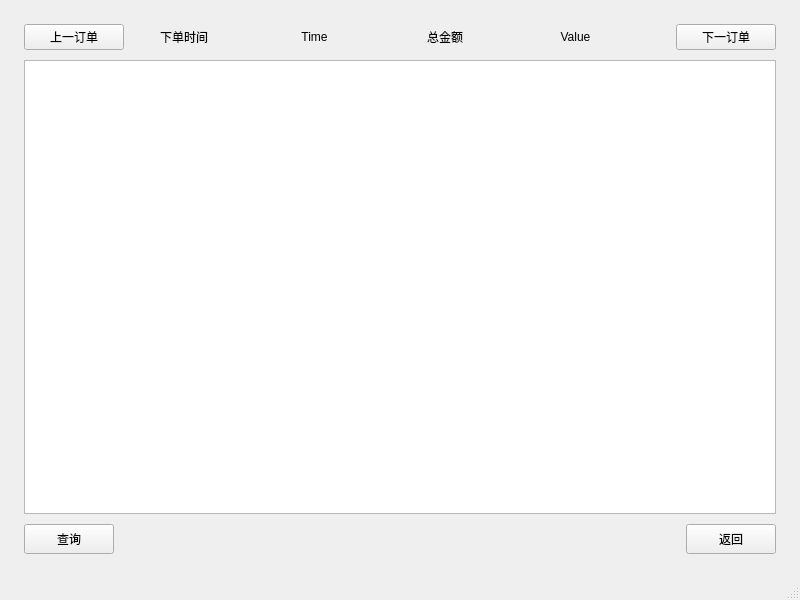
CarlosDJY/QtBasedGroupWork, file mainCode/orderinfoadmin.ui: the form before one commit.
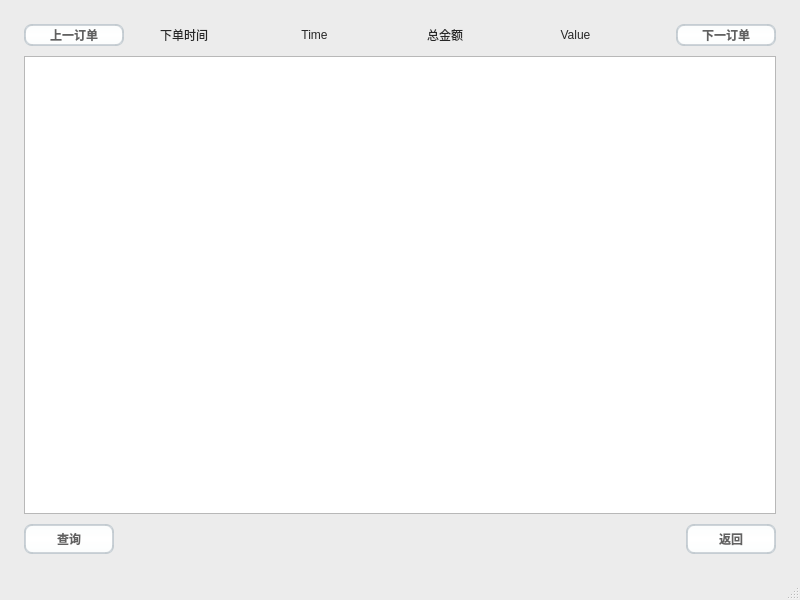
The form after the commit. Icons and pictures are not drawn.

Diff of the .ui file:
```diff
--- a/mainCode/orderinfoadmin.ui
+++ b/mainCode/orderinfoadmin.ui
@@ -13,6 +13,443 @@
   <property name="windowTitle">
    <string>MainWindow</string>
   </property>
+  <property name="styleSheet">
+   <string notr="true">/*
+ * MacOS Style Sheet for QT Applications
+ * Author: Jaime A. Quiroga P.
+ * Company: GTRONICK
+ * Last updated: 25/12/2020, 23:10.
+ * Available at: https://github.com/GTRONICK/QSS/blob/master/MacOS.qss
+ */
+QMainWindow {
+    background-color:#ececec;
+}
+QPushButton, QToolButton, QCommandLinkButton{
+    padding: 0 5px 0 5px;
+    border-style: solid;
+    border-top-color: qlineargradient(spread:pad, x1:0, y1:0, x2:0, y2:1, stop:0 #c1c9cf, stop:1 #d2d8dd);
+    border-right-color: qlineargradient(spread:pad, x1:1, y1:0, x2:0, y2:0, stop:0 #c1c9cf, stop:1 #d2d8dd);
+    border-bottom-color: qlineargradient(spread:pad, x1:0, y1:1, x2:0, y2:0, stop:0 #c1c9cf, stop:1 #d2d8dd);
+    border-left-color: qlineargradient(spread:pad, x1:0, y1:0, x2:1, y2:0, stop:0 #c1c9cf, stop:1 #d2d8dd);
+    border-width: 2px;
+    border-radius: 8px;
+    color: #616161;
+    font-weight: bold;
+    background-color: qlineargradient(spread:pad, x1:0.5, y1:0, x2:0.5, y2:1, stop:0 #fbfdfd, stop:0.5 #ffffff, stop:1 #fbfdfd);
+}
+QPushButton::default, QToolButton::default, QCommandLinkButton::default{
+    border: 2px solid transparent;
+    color: #FFFFFF;
+    background-color: qlineargradient(spread:pad, x1:0.5, y1:0, x2:0.5, y2:1, stop:0 #84afe5, stop:1 #1168e4);
+}
+QPushButton:hover, QToolButton:hover, QCommandLinkButton:hover{
+    color: #3d3d3d;
+}
+QPushButton:pressed, QToolButton:pressed, QCommandLinkButton:pressed{
+    color: #aeaeae;
+    background-color: qlineargradient(spread:pad, x1:0.5, y1:0, x2:0.5, y2:1, stop:0 #ffffff, stop:0.5 #fbfdfd, stop:1 #ffffff);
+}
+QPushButton:disabled, QToolButton:disabled, QCommandLinkButton:disabled{
+    color: #616161;
+    background-color: qlineargradient(spread:pad, x1:0.5, y1:0, x2:0.5, y2:1, stop:0 #dce7eb, stop:0.5 #e0e8eb, stop:1 #dee7ec);
+}
+QLineEdit, QTextEdit, QPlainTextEdit, QSpinBox, QDoubleSpinBox, QTimeEdit, QDateEdit, QDateTimeEdit {
+    border-width: 2px;
+    border-radius: 8px;
+    border-style: solid;
+    border-top-color: qlineargradient(spread:pad, x1:0.5, y1:1, x2:0.5, y2:0, stop:0 #c1c9cf, stop:1 #d2d8dd);
+    border-right-color: qlineargradient(spread:pad, x1:0, y1:0, x2:1, y2:0, stop:0 #c1c9cf, stop:1 #d2d8dd);
+    border-bottom-color: qlineargradient(spread:pad, x1:0.5, y1:0, x2:0.5, y2:1, stop:0 #c1c9cf, stop:1 #d2d8dd);
+    border-left-color: qlineargradient(spread:pad, x1:1, y1:0, x2:0, y2:0, stop:0 #c1c9cf, stop:1 #d2d8dd);
+    background-color: #f4f4f4;
+    color: #3d3d3d;
+}
+QLineEdit:focus, QTextEdit:focus, QPlainTextEdit:focus, QSpinBox:focus, QDoubleSpinBox:focus, QTimeEdit:focus, QDateEdit:focus, QDateTimeEdit:focus {
+    border-width: 2px;
+    border-radius: 8px;
+    border-style: solid;
+    border-top-color: qlineargradient(spread:pad, x1:0.5, y1:1, x2:0.5, y2:0, stop:0 #85b7e3, stop:1 #9ec1db);
+    border-right-color: qlineargradient(spread:pad, x1:0, y1:0, x2:1, y2:0, stop:0 #85b7e3, stop:1 #9ec1db);
+    border-bottom-color: qlineargradient(spread:pad, x1:0.5, y1:0, x2:0.5, y2:1, stop:0 #85b7e3, stop:1 #9ec1db);
+    border-left-color: qlineargradient(spread:pad, x1:1, y1:0, x2:0, y2:0, stop:0 #85b7e3, stop:1 #9ec1db);
+    background-color: #f4f4f4;
+    color: #3d3d3d;
+}
+QLineEdit:disabled, QTextEdit:disabled, QPlainTextEdit:disabled, QSpinBox:disabled, QDoubleSpinBox:disabled, QTimeEdit:disabled, QDateEdit:disabled, QDateTimeEdit:disabled {
+    color: #b9b9b9;
+}
+QSpinBox::up-button, QDoubleSpinBox::up-button, QTimeEdit::up-button, QDateEdit::up-button, QDateTimeEdit::up-button {
+    subcontrol-origin: padding;
+    subcontrol-position: top right;
+    width: 15px;
+    color: #272727;
+    border-left-width: 1px;
+    border-left-color: darkgray;
+    border-left-style: solid;
+    border-top-right-radius: 3px;
+    padding: 3px;
+}
+QSpinBox::down-button, QDoubleSpinBox::down-button, QTimeEdit::down-button, QDateEdit::down-button, QDateTimeEdit::down-button {
+    subcontrol-origin: padding;
+    subcontrol-position: bottom right;
+    width: 15px;
+    color: #272727;
+    border-left-width: 1px;
+    border-left-color: darkgray;
+    border-left-style: solid;
+    border-bottom-right-radius: 3px;
+    padding: 3px;
+}
+QSpinBox::up-button:pressed, QDoubleSpinBox::up-button:pressed, QTimeEdit::up-button:pressed, QDateEdit::up-button:pressed, QDateTimeEdit::up-button:pressed {
+    color: #aeaeae;
+    background-color: qlineargradient(spread:pad, x1:0.5, y1:0, x2:0.5, y2:1, stop:0 #ffffff, stop:0.5 #fbfdfd, stop:1 #ffffff);
+}
+QSpinBox::down-button:pressed, QDoubleSpinBox::down-button:pressed, QTimeEdit::down-button:pressed, QDateEdit::down-button:pressed, QDateTimeEdit::down-button:pressed {
+    color: #aeaeae;
+    background-color: qlineargradient(spread:pad, x1:0.5, y1:0, x2:0.5, y2:1, stop:0 #ffffff, stop:0.5 #fbfdfd, stop:1 #ffffff);
+}
+QSpinBox::up-button:hover, QDoubleSpinBox::up-button:hover, QTimeEdit::up-button:hover, QDateEdit::up-button:hover, QDateTimeEdit::up-button:hover {
+    color: #FFFFFF;
+    border-top-right-radius: 5px;
+    background-color: qlineargradient(spread:pad, x1:0.5, y1:0, x2:0.5, y2:1, stop:0 #84afe5, stop:1 #1168e4);
+    
+}
+QSpinBox::down-button:hover, QDoubleSpinBox::down-button:hover, QTimeEdit::down-button:hover, QDateEdit::down-button:hover, QDateTimeEdit::down-button:hover {
+    color: #FFFFFF;
+    border-bottom-right-radius: 5px;
+    background-color: qlineargradient(spread:pad, x1:0.5, y1:0, x2:0.5, y2:1, stop:0 #84afe5, stop:1 #1168e4);
+}
+QSpinBox::up-arrow, QDoubleSpinBox::up-arrow, QTimeEdit::up-arrow, QDateEdit::up-arrow, QDateTimeEdit::up-arrow {
+    image: url(/usr/share/icons/Adwaita/16x16/actions/go-up-symbolic.symbolic.png);
+}
+QSpinBox::down-arrow, QDoubleSpinBox::down-arrow, QTimeEdit::down-arrow, QDateEdit::down-arrow, QDateTimeEdit::down-arrow {
+    image: url(/usr/share/icons/Adwaita/16x16/actions/go-down-symbolic.symbolic.png);
+}
+QProgressBar {
+    max-height: 8px;
+    text-align: center;
+    font: italic bold 11px;
+    color: #3d3d3d;
+    border: 1px solid transparent;
+    border-radius:4px;
+    background-color: qlineargradient(spread:pad, x1:0, y1:0, x2:0, y2:1, stop:0 #ddd5d5, stop:0.5 #dad3d3, stop:1 #ddd5d5);
+}
+QProgressBar::chunk {
+    background-color: qlineargradient(spread:pad, x1:0, y1:0, x2:0, y2:1, stop:0 #467dd1, stop:0.5 #3b88fc, stop:1 #467dd1);
+    border-radius: 4px;
+}
+QProgressBar:disabled {
+    color: #616161;
+}
+QProgressBar::chunk:disabled {
+    background-color: #aeaeae;
+}
+QSlider::groove {
+    border: 1px solid #bbbbbb;
+    background-color: #52595d;
+    border-radius: 4px;
+}
+QSlider::groove:horizontal {
+    height: 6px;
+}
+QSlider::groove:vertical {
+    width: 6px;
+}
+QSlider::handle:horizontal {
+    background: #ffffff;
+    border-style: solid;
+    border-width: 1px;
+    border-color: rgb(207,207,207);
+    width: 12px;
+    margin: -5px 0;
+    border-radius: 7px;
+}
+QSlider::handle:vertical {
+    background: #ffffff;
+    border-style: solid;
+    border-width: 1px;
+    border-color: rgb(207,207,207);
+    height: 12px;
+    margin: 0 -5px;
+    border-radius: 7px;
+}
+QSlider::add-page, QSlider::sub-page {
+    border: 1px transparent;
+    background-color: #52595d;
+    border-radius: 4px;
+}
+QSlider::add-page:horizontal {
+    background: qlineargradient(spread:pad, x1:0, y1:0, x2:0, y2:1, stop:0 #ddd5d5, stop:0.5 #dad3d3, stop:1 #ddd5d5);
+}
+QSlider::sub-page:horizontal {
+    background-color: qlineargradient(spread:pad, x1:0, y1:0, x2:1, y2:0, stop:0 #467dd1, stop:0.5 #3b88fc, stop:1 #467dd1);
+}
+QSlider::add-page:vertical {
+    background-color: qlineargradient(spread:pad, x1:0, y1:0, x2:0, y2:1, stop:0 #467dd1, stop:0.5 #3b88fc, stop:1 #467dd1);
+}
+QSlider::sub-page:vertical {
+    background: qlineargradient(spread:pad, x1:0, y1:0, x2:1, y2:0, stop:0 #ddd5d5, stop:0.5 #dad3d3, stop:1 #ddd5d5);
+}
+QSlider::add-page:horizontal:disabled, QSlider::sub-page:horizontal:disabled, QSlider::add-page:vertical:disabled, QSlider::sub-page:vertical:disabled {
+    background: #b9b9b9;
+}
+QComboBox, QFontComboBox {
+    border-width: 2px;
+    border-radius: 8px;
+    border-style: solid;
+    border-top-color: qlineargradient(spread:pad, x1:0.5, y1:1, x2:0.5, y2:0, stop:0 #c1c9cf, stop:1 #d2d8dd);
+    border-right-color: qlineargradient(spread:pad, x1:0, y1:0, x2:1, y2:0, stop:0 #c1c9cf, stop:1 #d2d8dd);
+    border-bottom-color: qlineargradient(spread:pad, x1:0.5, y1:0, x2:0.5, y2:1, stop:0 #c1c9cf, stop:1 #d2d8dd);
+    border-left-color: qlineargradient(spread:pad, x1:1, y1:0, x2:0, y2:0, stop:0 #c1c9cf, stop:1 #d2d8dd);
+    background-color: #f4f4f4;
+    color: #272727;
+    padding-left: 5px;
+}
+QComboBox:editable, QComboBox:!editable, QComboBox::drop-down:editable, QComboBox:!editable:on, QComboBox::drop-down:editable:on {
+    background: #ffffff;
+}
+QComboBox::drop-down {
+    subcontrol-origin: padding;
+    subcontrol-position: top right;
+    width: 15px;
+    color: #272727;
+    border-left-width: 1px;
+    border-left-color: darkgray;
+    border-left-style: solid;
+    border-top-right-radius: 3px;
+    border-bottom-right-radius: 3px;
+}
+QComboBox::down-arrow {
+    image: url(/usr/share/icons/Adwaita/16x16/actions/go-down-symbolic.symbolic.png); /*Adawaita icon thene*/
+}
+
+QComboBox::down-arrow:on {
+    top: 1px;
+    left: 1px;
+}
+QComboBox QAbstractItemView {
+    border: 1px solid darkgray;
+    border-radius: 8px;
+    selection-background-color: #dadada;
+    selection-color: #272727;
+    color: #272727;
+    background: white;
+}
+QLabel, QCheckBox, QRadioButton {
+    color: #272727;
+}
+QCheckBox {
+    padding: 2px;
+}
+QCheckBox:disabled, QRadioButton:disabled {
+    color: #808086;
+    padding: 2px;
+}
+
+QCheckBox:hover {
+    border-radius:4px;
+    border-style:solid;
+    padding-left: 1px;
+    padding-right: 1px;
+    padding-bottom: 1px;
+    padding-top: 1px;
+    border-width:1px;
+    border-color: transparent;
+}
+QCheckBox::indicator:checked {
+    image: url(/usr/share/icons/Adwaita/16x16/actions/object-select-symbolic.symbolic.png);
+    height: 15px;
+    width: 15px;
+    border-style:solid;
+    border-width: 1px;
+    border-color: #48a5fd;
+    color: #ffffff;
+    border-radius: 3px;
+    background-color: qlineargradient(spread:pad, x1:0, y1:0, x2:0, y2:1, stop:0 #48a5fd, stop:0.5 #329cfb, stop:1 #48a5fd);
+}
+QCheckBox::indicator:unchecked {
+    
+    height: 15px;
+    width: 15px;
+    border-style:solid;
+    border-width: 1px;
+    border-color: #48a5fd;
+    border-radius: 3px;
+    background-color: #fbfdfa;
+}
+QLCDNumber {
+    color: #616161;;
+}
+QMenuBar {
+    background-color: #ececec;
+}
+QMenuBar::item {
+    color: #616161;
+    spacing: 3px;
+    padding: 1px 4px;
+    background-color: #ececec;
+}
+
+QMenuBar::item:selected {
+    background-color: #dadada;
+    color: #3d3d3d;
+}
+QMenu {
+    background-color: #ececec;
+}
+QMenu::item:selected {
+    background-color: #dadada;
+    color: #3d3d3d;
+}
+QMenu::item {
+    color: #616161;;
+    background-color: #e0e0e0;
+}
+QTabWidget {
+    color:rgb(0,0,0);
+    background-color:#000000;
+}
+QTabWidget::pane {
+    border-color: #050a0e;
+    background-color: #e0e0e0;
+    border-width: 1px;
+    border-radius: 4px;
+    position: absolute;
+    top: -0.5em;
+    padding-top: 0.5em;
+}
+
+QTabWidget::tab-bar {
+    alignment: center;
+}
+
+QTabBar::tab {
+    border-bottom: 1px solid #c0c0c0;
+    padding: 3px;
+    color: #272727;
+    background-color: #fefefc;
+    margin-left:0px;
+}
+QTabBar::tab:!last {
+    border-right: 1px solid;
+    border-right-color: #c0c0c0;
+    border-bottom-color: #c0c0c0;
+}
+QTabBar::tab:first {
+    border-top-left-radius: 4px;
+    border-bottom-left-radius: 4px;
+}
+QTabBar::tab:last {
+    border-top-right-radius: 4px;
+    border-bottom-right-radius: 4px;
+}
+QTabBar::tab:selected, QTabBar::tab:last:selected, QTabBar::tab:hover {
+    color: #FFFFFF;
+    background-color: qlineargradient(spread:pad, x1:0.5, y1:0, x2:0.5, y2:1, stop:0 #84afe5, stop:1 #1168e4);
+}
+QRadioButton::indicator {
+    height: 14px;
+    width: 14px;
+    border-style:solid;
+    border-radius:7px;
+    border-width: 1px;
+}
+QRadioButton::indicator:checked {
+    border-color: #48a5fd;
+    background-color: qradialgradient(cx:0.5, cy:0.5, radius:0.4,fx:0.5, fy:0.5, stop:0 #ffffff, stop:0.5 #ffffff, stop:0.6 #48a5fd, stop:1 #48a5fd);
+}
+QRadioButton::indicator:!checked {
+    border-color: #a9b7c6;
+    background-color: #fbfdfa;
+}
+QStatusBar {
+    color:#027f7f;
+}
+
+QDial {
+    background: #16a085;
+}
+
+QToolBox {
+    color: #a9b7c6;
+    background-color: #222b2e;
+}
+QToolBox::tab {
+    color: #a9b7c6;
+    background-color:#222b2e;
+}
+QToolBox::tab:selected {
+    color: #FFFFFF;
+    background-color:#222b2e;
+}
+QScrollArea {
+    color: #FFFFFF;
+    background-color:#222b2e;
+}
+
+QScrollBar:horizontal {
+	max-height: 10px;
+	border: 1px transparent grey;
+	margin: 0px 20px 0px 20px;
+	background: transparent;
+}
+QScrollBar:vertical {
+	max-width: 10px;
+	border: 1px transparent grey;
+	margin: 20px 0px 20px 0px;
+	background: transparent;
+}
+QScrollBar::handle:vertical, QScrollBar::handle:horizontal {
+	background: #52595d;
+	border-style: transparent;
+	border-radius: 4px;
+	min-height: 25px;
+}
+QScrollBar::handle:horizontal:hover, QScrollBar::handle:vertical:hover {
+	background: qlineargradient(spread:pad, x1:0, y1:0, x2:1, y2:0, stop:0 #467dd1, stop:0.5 #3b88fc, stop:1 #467dd1);
+}
+QScrollBar::add-line, QScrollBar::sub-line {
+    border: 2px transparent grey;
+    border-radius: 4px;
+    subcontrol-origin: margin;
+    background: #b9b9b9;
+}
+QScrollBar::add-line:horizontal {
+    width: 20px;
+    subcontrol-position: right;
+}
+QScrollBar::add-line:vertical {
+    height: 20px;
+    subcontrol-position: bottom;
+}
+QScrollBar::sub-line:horizontal {
+    width: 20px;
+    subcontrol-position: left;
+}
+QScrollBar::sub-line:vertical {
+    height: 20px;
+    subcontrol-position: top;
+}
+QScrollBar::add-line:vertical:pressed, QScrollBar::add-line:horizontal:pressed, QScrollBar::sub-line:horizontal:pressed, QScrollBar::sub-line:vertical:pressed {
+    background: qlineargradient(spread:pad, x1:0, y1:0, x2:1, y2:0, stop:0 #467dd1, stop:0.5 #3b88fc, stop:1 #467dd1);
+}
+QScrollBar::add-page:horizontal, QScrollBar::sub-page:horizontal, QScrollBar::add-page:vertical, QScrollBar::sub-page:vertical {
+    background: none;
+}
+QScrollBar::up-arrow:vertical {
+    image: url(/usr/share/icons/Adwaita/16x16/actions/go-up-symbolic.symbolic.png);
+}
+QScrollBar::down-arrow:vertical {
+    image: url(/usr/share/icons/Adwaita/16x16/actions/go-down-symbolic.symbolic.png);
+}
+QScrollBar::left-arrow:horizontal {
+    image: url(/usr/share/icons/Adwaita/16x16/actions/go-previous-symbolic.symbolic.png);
+}
+QScrollBar::right-arrow:horizontal {
+    image: url(/usr/share/icons/Adwaita/16x16/actions/go-next-symbolic.symbolic.png);
+}
+</string>
+  </property>
   <widget class="QWidget" name="centralwidget">
    <layout class="QVBoxLayout" name="verticalLayout">
     <item>
```
Left out of the diff: 2 changed lines with no effect on the pictures.
